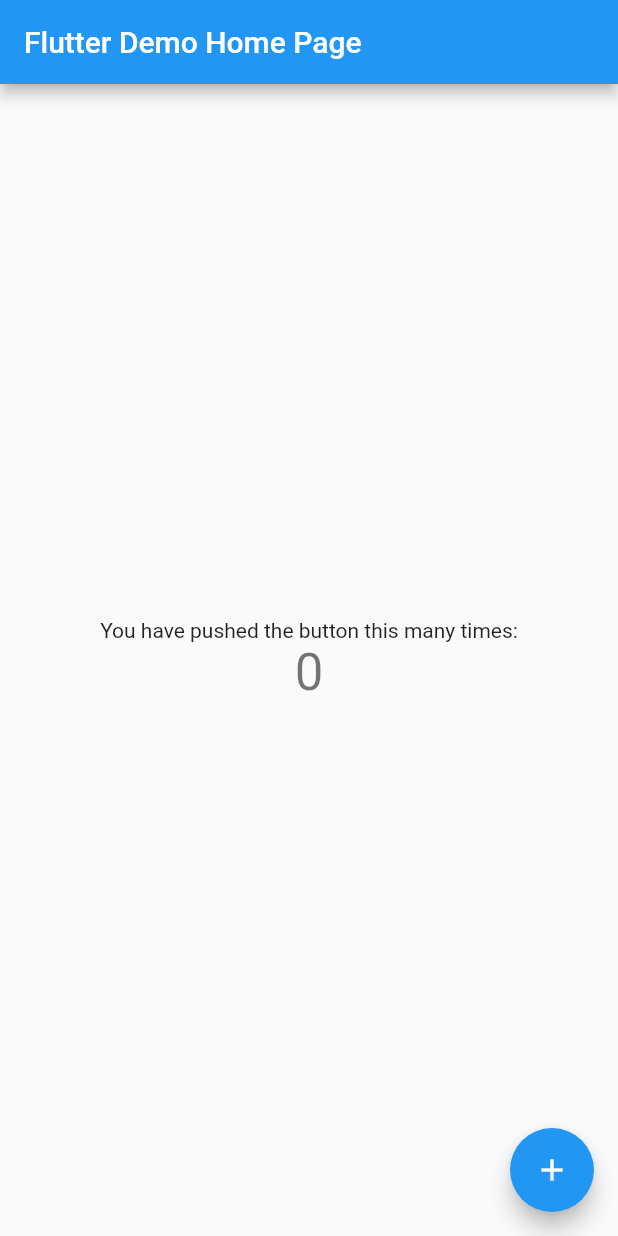
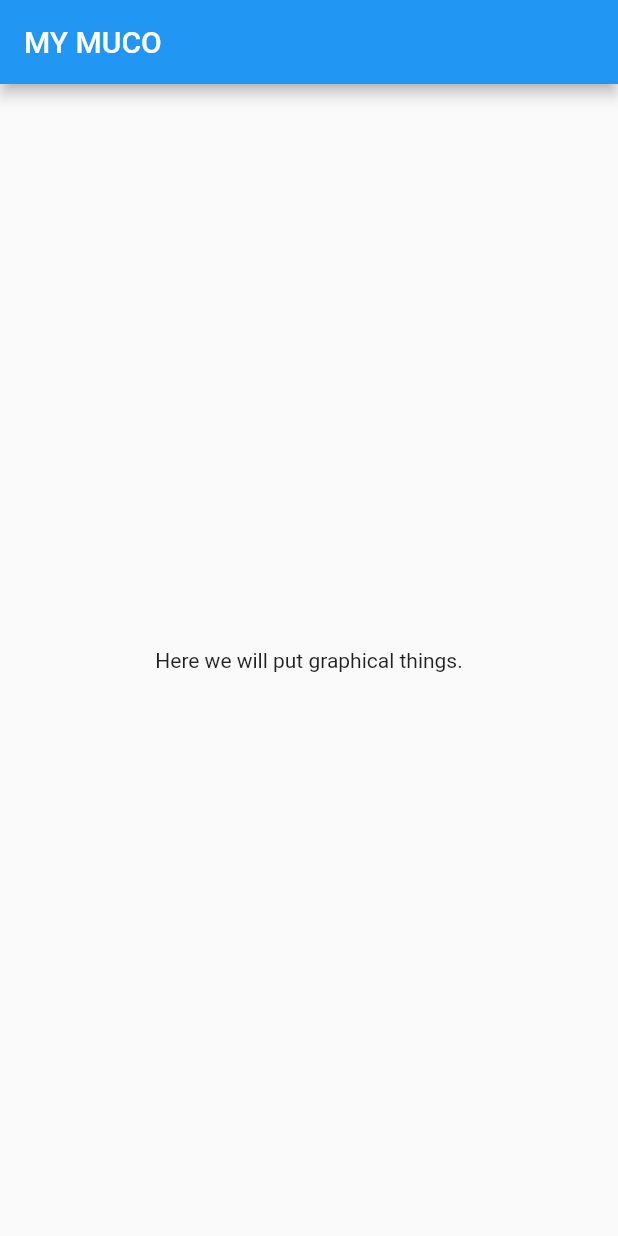
Before and after one commit to Kritor-cyber/MaMuco, a Flutter app: the screen it shows after launch, on a phone screen of 412 x 824 dp. Run offline on Flutter 3.47's test engine with Material 2 defaults, Android fonts, the phone set to English and light mode, and no system bars.

Commit message:
Clearing main.dart and add internationalization.dart

```diff
--- /dev/null
+++ b/lib/internationalization.dart
@@ -0,0 +1,16 @@
+abstract class Internationalization {
+
+	String getAppName();
+}
+
+class LanguageFr extends Internationalization {
+
+	@override
+	String getAppName() { return "MA MUCO"; }
+}
+
+class LanguageEn extends Internationalization {
+
+	@override
+	String getAppName() { return "MY MUCO"; }
+}
--- a/lib/main.dart
+++ b/lib/main.dart
@@ -1,112 +1,40 @@
+import 'dart:io';
 import 'package:flutter/material.dart';
+import 'internationalization.dart';
 
 void main() {
-  runApp(MyApp());
+  /* English is the default language but is set to system language if it exists*/
+  Internationalization language = LanguageEn();
+
+  if (Platform.localeName == "fr_FR")
+    language = LanguageFr();
+
+  runApp(MaterialApp(
+    title: language.getAppName(),
+    theme: ThemeData(
+      primarySwatch: Colors.blue,
+    ),
+    home: MaMucoHomePage(language: language),
+  ));
 }
 
-class MyApp extends StatelessWidget {
-  // This widget is the root of your application.
-  @override
-  Widget build(BuildContext context) {
-    return MaterialApp(
-      title: 'Flutter Demo',
-      theme: ThemeData(
-        // This is the theme of your application.
-        //
-        // Try running your application with "flutter run". You'll see the
-        // application has a blue toolbar. Then, without quitting the app, try
-        // changing the primarySwatch below to Colors.green and then invoke
-        // "hot reload" (press "r" in the console where you ran "flutter run",
-        // or simply save your changes to "hot reload" in a Flutter IDE).
-        // Notice that the counter didn't reset back to zero; the application
-        // is not restarted.
-        primarySwatch: Colors.blue,
-      ),
-      home: MyHomePage(title: 'Flutter Demo Home Page'),
-    );
-  }
-}
+class MaMucoHomePage extends StatelessWidget {
 
-class MyHomePage extends StatefulWidget {
-  MyHomePage({Key key, this.title}) : super(key: key);
+  Internationalization language;
 
-  // This widget is the home page of your application. It is stateful, meaning
-  // that it has a State object (defined below) that contains fields that affect
-  // how it looks.
-
-  // This class is the configuration for the state. It holds the values (in this
-  // case the title) provided by the parent (in this case the App widget) and
-  // used by the build method of the State. Fields in a Widget subclass are
-  // always marked "final".
-
-  final String title;
-
-  @override
-  _MyHomePageState createState() => _MyHomePageState();
-}
-
-class _MyHomePageState extends State<MyHomePage> {
-  int _counter = 0;
-
-  void _incrementCounter() {
-    setState(() {
-      // This call to setState tells the Flutter framework that something has
-      // changed in this State, which causes it to rerun the build method below
-      // so that the display can reflect the updated values. If we changed
-      // _counter without calling setState(), then the build method would not be
-      // called again, and so nothing would appear to happen.
-      _counter++;
-    });
-  }
+  MaMucoHomePage({Key key, @required this.language}) : super(key: key);
 
   @override
   Widget build(BuildContext context) {
-    // This method is rerun every time setState is called, for instance as done
-    // by the _incrementCounter method above.
-    //
-    // The Flutter framework has been optimized to make rerunning build methods
-    // fast, so that you can just rebuild anything that needs updating rather
-    // than having to individually change instances of widgets.
+
     return Scaffold(
       appBar: AppBar(
-        // Here we take the value from the MyHomePage object that was created by
-        // the App.build method, and use it to set our appbar title.
-        title: Text(widget.title),
+        title: Text(language.getAppName()),
       ),
       body: Center(
-        // Center is a layout widget. It takes a single child and positions it
-        // in the middle of the parent.
-        child: Column(
-          // Column is also a layout widget. It takes a list of children and
-          // arranges them vertically. By default, it sizes itself to fit its
-          // children horizontally, and tries to be as tall as its parent.
-          //
-          // Invoke "debug painting" (press "p" in the console, choose the
-          // "Toggle Debug Paint" action from the Flutter Inspector in Android
-          // Studio, or the "Toggle Debug Paint" command in Visual Studio Code)
-          // to see the wireframe for each widget.
-          //
-          // Column has various properties to control how it sizes itself and
-          // how it positions its children. Here we use mainAxisAlignment to
-          // center the children vertically; the main axis here is the vertical
-          // axis because Columns are vertical (the cross axis would be
-          // horizontal).
-          mainAxisAlignment: MainAxisAlignment.center,
-          children: <Widget>[
-            Text(
-              'You have pushed the button this many times:',
-            ),
-            Text(
-              '$_counter',
-              style: Theme.of(context).textTheme.headline4,
-            ),
-          ],
+        child: Text(
+          'Here we will put graphical things.',
         ),
-      ),
-      floatingActionButton: FloatingActionButton(
-        onPressed: _incrementCounter,
-        tooltip: 'Increment',
-        child: Icon(Icons.add),
       ), // This trailing comma makes auto-formatting nicer for build methods.
     );
   }
--- a/pubspec.yaml
+++ b/pubspec.yaml
@@ -23,6 +23,11 @@
 dependencies:
   flutter:
     sdk: flutter
+  flutter_localizations:
+    sdk: flutter
+
+flutter_intl:
+  enabled: true
 
 
   # The following adds the Cupertino Icons font to your application.
```
Also changed, not shown: pubspec.lock.
